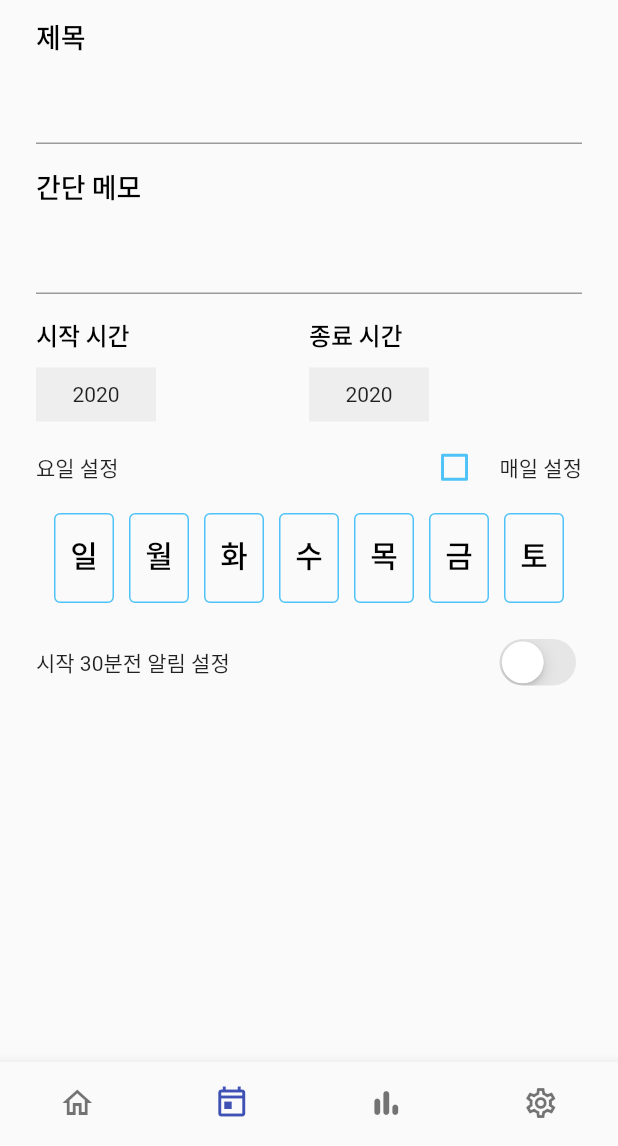
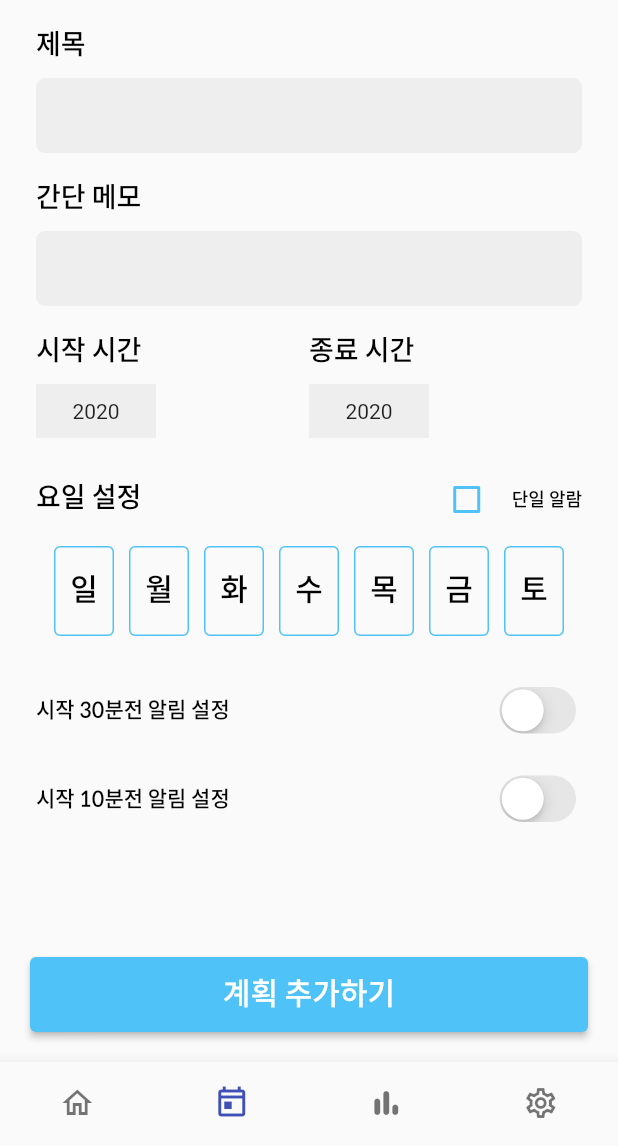
Before and after one commit to jgwng/time_tracker, a Flutter app: the screen it shows after launch, item 2 of the bottom bar chosen, after a tap on the "add" icon, on a phone screen of 412 x 824 dp, the part 90-1236 px from its top. Run offline on Flutter 3.47's test engine with Material 2 defaults, Android fonts, the phone set to English and light mode, and no system bars; our stand-ins replace fl_chart, flutter_riverpod, get_it, lottie.

Commit message:
07/14 commit

```diff
--- /dev/null
+++ b/lib/business_logic/model/schedule.dart
@@ -0,0 +1,3 @@
+class Schedule{
+
+}
--- /dev/null
+++ b/lib/business_logic/view_model/schedule_view_model.dart
@@ -0,0 +1,9 @@
+import 'package:flutter/cupertino.dart';
+import 'package:flutter_riverpod/flutter_riverpod.dart';
+import 'package:timetracker/service/service_locator.dart';
+
+final scheduleInfo = ChangeNotifierProvider((ref) => serviceLocator<ScheduleViewModel>());
+
+class ScheduleViewModel extends ChangeNotifier{
+
+}
--- a/lib/service/bottom_sheet/bottom_sheet.dart
+++ b/lib/service/bottom_sheet/bottom_sheet.dart
@@ -1,7 +1,7 @@
 import 'package:flutter/material.dart';
 import 'package:timetracker/ui/widgets/modal_bottom_sheet/start_end_time_picker_sheet.dart';
 
-Future<DateTime?> onStartNEndTimePickerBottomSheet(BuildContext context)async {
+Future<DateTime?> onStartNEndTimePickerBottomSheet(BuildContext context,String title)async {
   DateTime? result = await showModalBottomSheet<DateTime>(
     shape: RoundedRectangleBorder(
       borderRadius: BorderRadius.vertical(
@@ -11,7 +11,7 @@ Future<DateTime?> onStartNEndTimePickerBottomSheet(BuildContext context)async {
     clipBehavior: Clip.antiAliasWithSaveLayer,
     context: context,
     builder: (context) {
-      return StartEndTimePickerSheet();
+      return StartEndTimePickerSheet(title : title);
     },
   );
   return result;
--- a/lib/service/service_locator.dart
+++ b/lib/service/service_locator.dart
@@ -0,0 +1,11 @@
+import 'package:get_it/get_it.dart';
+import 'package:timetracker/business_logic/view_model/schedule_view_model.dart';
+
+GetIt serviceLocator = GetIt.instance;
+
+void setupServiceLocator() {
+
+  serviceLocator.registerFactory<ScheduleViewModel>(() => ScheduleViewModel());
+
+
+}
--- a/lib/ui/views/home/home_page.dart
+++ b/lib/ui/views/home/home_page.dart
@@ -1,6 +1,7 @@
 import 'package:flutter/material.dart';
 import 'package:flutter/widgets.dart';
 import 'package:timetracker/constants/app_themes.dart';
+import 'package:timetracker/ui/widgets/app_bar/home_app_bar.dart';
 import 'package:timetracker/ui/widgets/state_progress_circle.dart';
 
 class HomePage extends StatefulWidget{
@@ -15,11 +16,7 @@ class _HomePageState extends State<HomePage>{
   @override
   Widget build(BuildContext context) {
     return Scaffold(
-      appBar: AppBar(
-        backgroundColor: Colors.white,
-        title: Text('CATCHTIME',style: TextStyle(fontFamily: 'Staatliches',fontSize: 30,fontWeight: FontWeight.w500,color: Colors.black),),
-        centerTitle: true, elevation: 0,
-      ),
+      appBar:CustomAppBar(),
       body: SingleChildScrollView(
         padding: EdgeInsets.symmetric(horizontal: 24),
         child: Column(
--- a/lib/ui/views/home/schedule_list/add_schedule_page.dart
+++ b/lib/ui/views/home/schedule_list/add_schedule_page.dart
@@ -1,7 +1,11 @@
 import 'package:flutter/cupertino.dart';
 import 'package:flutter/material.dart';
+import 'package:intl/intl.dart';
 import 'package:timetracker/constants/app_themes.dart';
 import 'package:timetracker/service/bottom_sheet/bottom_sheet.dart';
+import 'package:timetracker/ui/widgets/app_bar/home_app_bar.dart';
+import 'package:timetracker/ui/widgets/standard_button.dart';
+import 'package:timetracker/utils/unfocus_textField.dart';
 
 class AddSchedulePage extends StatefulWidget{
   @override
@@ -23,84 +27,34 @@ class _AddSchedulePageState extends State<AddSchedulePage>{
     super.initState();
     titleController = TextEditingController();
     contentController = TextEditingController();
+
+    titleNode = FocusNode();
+    contentNode = FocusNode();
+    print('initState');
   }
 
 
   @override
   Widget build(BuildContext context) {
     return Scaffold(
-      appBar: AppBar(
-        backgroundColor: Colors.white,
-        title: Text('CATCHTIME',style: TextStyle(fontFamily: 'Staatliches',fontSize: 30,fontWeight: FontWeight.w500,color: Colors.black),),
-        centerTitle: true, elevation: 0,
-      ),
-      body: SingleChildScrollView(
+      appBar:CustomAppBar(),
+      body: GestureDetector(
+        onTap : () => unFocus(context),
+        child: SingleChildScrollView(
           padding: EdgeInsets.symmetric(horizontal: 24),
           child: Column(
             mainAxisAlignment: MainAxisAlignment.start,
             crossAxisAlignment: CrossAxisAlignment.start,
             children:[
-          SizedBox(height: 20,),
-          Text('제목',style: AppThemes.textTheme.subtitle1,),
-          SizedBox(height: 10,),
-          TextField(
-            controller: titleController,
-          ),
-          SizedBox(height: 20,),
-          Text('간단 메모',style: AppThemes.textTheme.subtitle1),
-          SizedBox(height: 10,),
-          TextField(
-            controller: contentController,
-          ),
+              scheduleTextField('제목'),
+              scheduleTextField('간단 메모'),
               Row(
                 children: [
-              Expanded(
-                child: Column(
-                  mainAxisAlignment: MainAxisAlignment.start,
-                  crossAxisAlignment : CrossAxisAlignment.start,
-                  children: [
-                    SizedBox(height: 20,),
-                    Text('시작 시간',style: AppThemes.textTheme.subtitle2,),
-                    SizedBox(height: 10,),
-                    Container(
-                      width: 80,
-                      alignment: Alignment.center,
-                      color: Colors.grey[200],
-                      padding: EdgeInsets.symmetric(vertical: 10),
-                      child: Text('2020'),
-                    )
+                  startNEndTime('시작 시간'),
+                  startNEndTime('종료 시간')
                 ],
               ),
-              ),
-              Expanded(
-                child: Column(
-                  mainAxisAlignment: MainAxisAlignment.start,
-                  crossAxisAlignment : CrossAxisAlignment.start,
-                  children: [
-                    SizedBox(height: 20,),
-                    Text('종료 시간',style: AppThemes.textTheme.subtitle2,),
-                    SizedBox(height: 10,),
-                    GestureDetector(
-                      onTap: () async{
-                        var result = await onStartNEndTimePickerBottomSheet(context);
-                        print(result);
-                      },
-                      child : Container(
-                        width: 80,
-                        alignment: Alignment.center,
-                        color: Colors.grey[200],
-                        padding: EdgeInsets.symmetric(vertical: 10),
-                        child: Text('2020'),
-                      )
-                    )
-
-
-                  ],
-                ),
-              ),
-            ],
-          ),
-          SizedBox(height: 20,),
+              SizedBox(height: 30,),
               Column(
                 mainAxisAlignment: MainAxisAlignment.start,
                 crossAxisAlignment: CrossAxisAlignment.start,
@@ -108,9 +62,13 @@ class _AddSchedulePageState extends State<AddSchedulePage>{
                   Row(
                     mainAxisAlignment: MainAxisAlignment.spaceBetween,
                     children: [
-                Text('요일 설정'),
+                      Text('요일 설정',style: AppThemes.textTheme.subtitle1),
                       GestureDetector(
-                  onTap: (){},
+                        onTap: (){
+                          setState(() {
+                            firstAlarmSet = !firstAlarmSet;
+                          });
+                        },
                         child: Row(
                             children : [
                               //체크박스 넣기
@@ -126,20 +84,90 @@ class _AddSchedulePageState extends State<AddSchedulePage>{
                                     })),
                               ),
                               SizedBox(width: 20,),
-                        Text('매일 설정')
+                              Text('단일 알람',style: AppThemes.textTheme.bodyText2,)
                             ]
                         ),
                       )
                     ],),
 
                   SizedBox(height: 20,),
-              Container(
+                  IgnorePointer(
+                    ignoring: false,
+                    child: Container(
                       height: 60,
                       alignment: Alignment.center,
                       child: ListView.separated(
                         shrinkWrap: true,
                         separatorBuilder: (ctx,i) => SizedBox(width: 10,),
-                  itemBuilder: (ctx,i) => Container(
+                        itemBuilder: (ctx,i) => alarmDayItem(i),
+                        itemCount: 7,
+                        scrollDirection: Axis.horizontal,
+                      ),
+                    ),
+                  )
+                ],
+              ),
+              SizedBox(height: 30,),
+
+              alarmNotification(30),
+
+
+              alarmNotification(10),
+
+
+            ],
+          ),
+        ),
+      ),
+      bottomNavigationBar: Container(
+        padding: EdgeInsets.only(left: 20,right: 20,bottom: 20),
+        child: StandardButton(
+          color: AppThemes.mainColor,
+          function: (){},
+          title : '계획 추가하기'
+        ),
+      ),
+    );
+  }
+
+  Widget scheduleTextField(String title){
+    return Column(
+      mainAxisAlignment: MainAxisAlignment.start,
+      crossAxisAlignment: CrossAxisAlignment.start,
+      children: [
+        Padding(
+          padding: EdgeInsets.only(top: 20,bottom: 10),
+          child:Text(title,style: AppThemes.textTheme.subtitle1,),
+        ),
+        Container(
+          alignment: Alignment.center,
+          height:50,
+          decoration: BoxDecoration(
+            borderRadius: BorderRadius.circular(6.0),
+            color: Colors.grey[200],
+          ),
+          padding: EdgeInsets.symmetric(horizontal: 20),
+          child: TextField(
+              controller: (title == '제목') ? titleController : contentController,
+              focusNode:(title == '제목') ? titleNode : contentNode,
+            decoration: InputDecoration(
+              contentPadding: EdgeInsets.zero,
+              border: UnderlineInputBorder(
+                  borderSide: BorderSide(color: Colors.transparent)),
+              enabledBorder: UnderlineInputBorder(
+                  borderSide: BorderSide(color: Colors.transparent)),
+              focusedBorder: UnderlineInputBorder(
+                  borderSide: BorderSide(color: Colors.transparent)),
+            ),
+          ),
+        ),
+      ],
+    );
+  }
+
+
+  Widget alarmDayItem(int index){
+    return Container(
       width: 40,
       height: 40,
       padding: EdgeInsets.symmetric(horizontal: 5,vertical: 10),
@@ -148,20 +176,46 @@ class _AddSchedulePageState extends State<AddSchedulePage>{
           borderRadius: BorderRadius.circular(4.0),
           border: Border.all(color: AppThemes.mainColor)
       ),
-                    child: Text(dayList[i],style: AppThemes.textTheme.headline2,),
+      child: Text(dayList[index],style: AppThemes.textTheme.headline2,),
+    );
+  }
+
+  Widget startNEndTime(String title){
+    return Expanded(
+      child: Column(
+        mainAxisAlignment: MainAxisAlignment.start,
+        crossAxisAlignment : CrossAxisAlignment.start,
+        children: [
+          Padding(
+            padding : EdgeInsets.only(top:20,bottom: 10),
+            child: Text(title,style: AppThemes.textTheme.subtitle1)
           ),
-                  itemCount: 7,
-                  scrollDirection: Axis.horizontal,
-                ),
+          GestureDetector(
+              onTap: () async{
+                var result = await onStartNEndTimePickerBottomSheet(context,title);
+                print(DateFormat('HH:mm:ss').format(result!));
+              },
+              child : Container(
+                width: 80,
+                alignment: Alignment.center,
+                color: Colors.grey[200],
+                padding: EdgeInsets.symmetric(vertical: 10),
+                child: Text('2020'),
+              )
           )
         ],
       ),
-          SizedBox(height: 20,),
-          Row(
+    );
+  }
+
+  Widget alarmNotification(int time){
+    return Container(
+      margin: EdgeInsets.only(bottom: 20),
+      child: Row(
         mainAxisAlignment: MainAxisAlignment.spaceBetween,
         children:
         [
-            Text('시작 30분전 알림 설정'),
+          Text('시작 $time분전 알림 설정',style: AppThemes.textTheme.bodyText1,),
           CupertinoSwitch(
             value: firstAlarmSet,
             onChanged: (value) async {
@@ -171,18 +225,8 @@ class _AddSchedulePageState extends State<AddSchedulePage>{
             },
             activeColor:  AppThemes.pointColor,
           )
-            ],)
-
-        ],
-        ),
-      ),
+        ],),
     );
   }
 
-
-
-
-
-
-
 }
--- a/lib/ui/views/home/schedule_list/schedule_list_page.dart
+++ b/lib/ui/views/home/schedule_list/schedule_list_page.dart
@@ -3,6 +3,7 @@ import 'package:flutter/widgets.dart';
 import 'package:intl/intl.dart';
 import 'package:timetracker/constants/app_themes.dart';
 import 'package:timetracker/ui/views/home/schedule_list/add_schedule_page.dart';
+import 'package:timetracker/ui/widgets/app_bar/home_app_bar.dart';
 
 class ScheduleListPage extends StatefulWidget{
   @override
@@ -22,11 +23,7 @@ class _ScheduleListPageState extends State<ScheduleListPage>{
   @override
   Widget build(BuildContext context) {
     return Scaffold(
-      appBar: AppBar(
-        backgroundColor: Colors.white,
-        title: Text('CATCHTIME',style: TextStyle(fontFamily: 'Staatliches',fontSize: 30,fontWeight: FontWeight.w500,color: Colors.black),),
-        centerTitle: true, elevation: 0,
-      ),
+      appBar:CustomAppBar(),
       body:  Column(
           mainAxisAlignment: MainAxisAlignment.start,
           crossAxisAlignment : CrossAxisAlignment.start,
--- a/lib/ui/views/setting/setting_page.dart
+++ b/lib/ui/views/setting/setting_page.dart
@@ -1,6 +1,7 @@
 import 'package:flutter/cupertino.dart';
 import 'package:flutter/material.dart';
 import 'package:timetracker/constants/app_themes.dart';
+import 'package:timetracker/ui/widgets/app_bar/home_app_bar.dart';
 import 'package:timetracker/utils/show_dialog.dart';
 
 class SettingPage extends StatefulWidget{
@@ -19,11 +20,7 @@ class _SettingPageState extends State<SettingPage>{
   @override
   Widget build(BuildContext context) {
    return Scaffold(
-       appBar : AppBar(
-         backgroundColor: Colors.white,
-         title: Text('CATCHTIME',style: TextStyle(fontFamily: 'Staatliches',fontSize: 30,fontWeight: FontWeight.w500,color: Colors.black),),
-         centerTitle: true, elevation: 0,
-       ),
+     appBar:CustomAppBar(),
      body: SingleChildScrollView(
        padding: EdgeInsets.symmetric(horizontal: 24),
        child: Column(
--- a/lib/ui/views/statistics/detail_chart_page.dart
+++ b/lib/ui/views/statistics/detail_chart_page.dart
@@ -5,6 +5,7 @@ import 'package:flutter/gestures.dart';
 import 'package:fl_chart/fl_chart.dart';
 import 'package:flutter/material.dart';
 import 'package:timetracker/constants/app_themes.dart';
+import 'package:timetracker/ui/widgets/app_bar/home_app_bar.dart';
 import 'package:timetracker/ui/widgets/progress_circle.dart';
 class DetailChartPage extends StatefulWidget{
   final List<Color> availableColors = [
@@ -35,11 +36,7 @@ class _DetailChartPageState extends State<DetailChartPage> {
   @override
   Widget build(BuildContext context) {
     return Scaffold(
-      appBar: AppBar(
-        backgroundColor: Colors.white,
-        title: Text('CATCHTIME',style: TextStyle(fontFamily: 'Staatliches',fontSize: 30,fontWeight: FontWeight.w500,color: Colors.black),),
-        centerTitle: true, elevation: 0,
-      ),
+      appBar:CustomAppBar(),
       body: SingleChildScrollView(
         child: Column(
           crossAxisAlignment : CrossAxisAlignment.start,
--- a/lib/ui/views/statistics/total_statistics_page.dart
+++ b/lib/ui/views/statistics/total_statistics_page.dart
@@ -3,6 +3,7 @@ import 'package:flutter/material.dart';
 import 'package:timetracker/constants/app_themes.dart';
 import 'package:timetracker/ui/views/statistics/detail_chart_page.dart';
 import 'package:timetracker/ui/views/statistics/report_chart_painter.dart';
+import 'package:timetracker/ui/widgets/app_bar/home_app_bar.dart';
 
 class TotalReportPage extends StatefulWidget{
   @override
@@ -13,11 +14,7 @@ class _TotalReportPageState extends State<TotalReportPage>{
   @override
   Widget build(BuildContext context) {
    return Scaffold(
-     appBar : AppBar(
-       backgroundColor: Colors.white,
-       title: Text('CATCHTIME',style: TextStyle(fontFamily: 'Staatliches',fontSize: 30,fontWeight: FontWeight.w500,color: Colors.black),),
-       centerTitle: true, elevation: 0,
-     ),
+     appBar:CustomAppBar(),
      body :Column(
        children: [
          SizedBox(height: 30,),
--- /dev/null
+++ b/lib/ui/widgets/app_bar/home_app_bar.dart
@@ -0,0 +1,16 @@
+import 'package:flutter/material.dart';
+import 'package:flutter/widgets.dart';
+
+class CustomAppBar extends StatelessWidget implements PreferredSizeWidget {
+
+  Size get preferredSize => Size.fromHeight(60);
+
+  @override
+  Widget build(BuildContext context) {
+    return AppBar(
+        backgroundColor: Colors.white,
+        title: Text('CATCHTIME',style: TextStyle(fontFamily: 'Staatliches',fontSize: 30,fontWeight: FontWeight.w500,color: Colors.black),),
+        centerTitle: true, elevation: 0,
+    );
+  }
+}
--- a/lib/ui/widgets/modal_bottom_sheet/start_end_time_picker_sheet.dart
+++ b/lib/ui/widgets/modal_bottom_sheet/start_end_time_picker_sheet.dart
@@ -5,6 +5,8 @@ import 'package:intl/intl.dart';
 import 'package:timetracker/constants/app_themes.dart';
 import 'package:timetracker/ui/widgets/standard_button.dart';
 class StartEndTimePickerSheet extends StatefulWidget {
+ StartEndTimePickerSheet({required this.title});
+ final String title;
   @override
   _StartEndTimePickerSheetState createState()=> _StartEndTimePickerSheetState();
 }
@@ -40,9 +42,8 @@ class _StartEndTimePickerSheetState extends State<StartEndTimePickerSheet>{
             padding: EdgeInsets.only(left: 28.0,top: 5),
             alignment: Alignment.centerLeft,
             height: 48,
-
             child:Text(
-              '시작시간 설정하기', style:  AppThemes.textTheme.subtitle1!.copyWith(fontWeight: FontWeight.w400,color: const Color.fromRGBO(42, 42, 42, 1.0)),
+              '${widget.title} 설정하기', style:  AppThemes.textTheme.subtitle1!.copyWith(fontWeight: FontWeight.w400,color: const Color.fromRGBO(42, 42, 42, 1.0)),
             ),
           ),
           Container(
@@ -53,6 +54,7 @@ class _StartEndTimePickerSheetState extends State<StartEndTimePickerSheet>{
               initialDateTime: DateTime(DateTime.now().year, DateTime.now().month, DateTime.now().day, 0, 0),
               minuteInterval: 10,
               maximumDate: DateTime.now(),
+
               backgroundColor: Colors.transparent,
               onDateTimeChanged: (value) {
                 setState(() {
--- a/pubspec.yaml
+++ b/pubspec.yaml
@@ -24,7 +24,8 @@ dependencies:
   flutter:
     sdk: flutter
   quick_actions: ^0.6.0+2
-
+  flutter_riverpod: ^0.14.0+3
+  get_it: ^7.1.3
   #Notification
   flutter_media_notification:
     git:
```
Also changed, not shown: pubspec.lock. Lines whose indentation alone changed are shown as unchanged.
